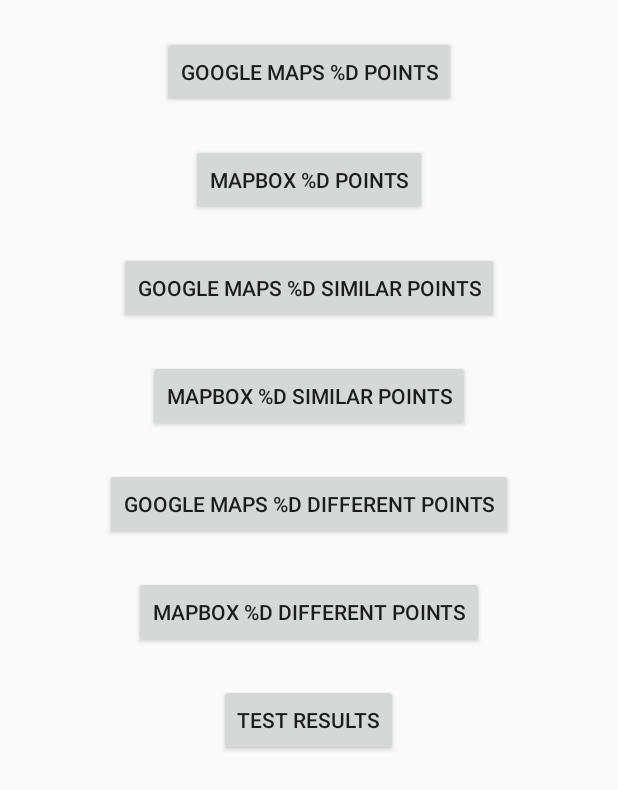
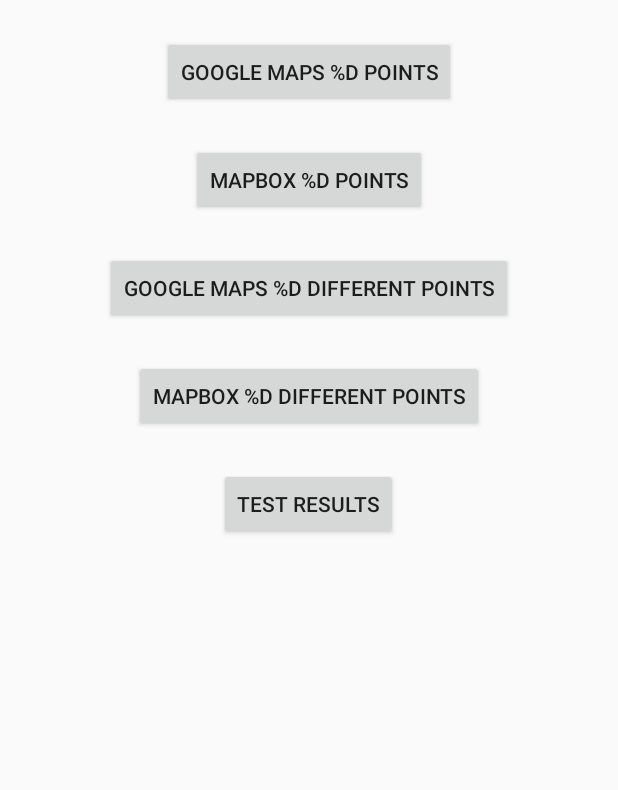
Before and after one commit to kyle-ilantzis/AndroidMaps, an Android app: the screen it shows after launch (MainActivity), on a phone screen of 412 x 824 dp. Shown: the top 790 px of the screen. Run offline under Robolectric (Android 15) with nearby library versions, the phone set to English and light mode, and no system bars; libraries missing offline, so code that uses them is left out: com.mapbox.mapboxsdk; 1 statement that could not run was skipped.

Commit message:
remove similar points action

```diff
--- a/app/src/main/java/com/github/kyleilantzis/androidmaps/MainActivity.kt
+++ b/app/src/main/java/com/github/kyleilantzis/androidmaps/MainActivity.kt
@@ -16,10 +16,6 @@
         setupButton(R.id.googlemaps_points_btn, R.string.googlemaps_points, MapActivity.TYPE_GOOGLEMAPS, MapActivity.ACTION_1000_POINTS)
 
         setupButton(R.id.mapbox_points_btn, R.string.mapbox_points, MapActivity.TYPE_MAPBOX, MapActivity.ACTION_1000_POINTS)
-
-        setupButton(R.id.googlemaps_similar_points_btn, R.string.googlemaps_similar_points, MapActivity.TYPE_GOOGLEMAPS, MapActivity.ACTION_1000_SIMILAR_POINTS)
-
-        setupButton(R.id.mapbox_similar_points_btn, R.string.mapbox_similar_points, MapActivity.TYPE_MAPBOX, MapActivity.ACTION_1000_SIMILAR_POINTS)
 
         setupButton(R.id.googlemaps_different_points_btn, R.string.googlemaps_different_points, MapActivity.TYPE_GOOGLEMAPS, MapActivity.ACTION_1000_DIFFERENT_POINTS)
 
--- a/app/src/main/res/layout/activity_main.xml
+++ b/app/src/main/res/layout/activity_main.xml
@@ -28,22 +28,6 @@
             android:text="@string/mapbox_points"/>
 
         <Button
-            android:id="@+id/googlemaps_similar_points_btn"
-            android:layout_width="wrap_content"
-            android:layout_height="wrap_content"
-            android:layout_marginTop="24dp"
-            android:layout_gravity="center_horizontal"
-            android:text="@string/googlemaps_similar_points"/>
-
-        <Button
-            android:id="@+id/mapbox_similar_points_btn"
-            android:layout_width="wrap_content"
-            android:layout_height="wrap_content"
-            android:layout_marginTop="24dp"
-            android:layout_gravity="center_horizontal"
-            android:text="@string/mapbox_similar_points"/>
-
-        <Button
             android:id="@+id/googlemaps_different_points_btn"
             android:layout_width="wrap_content"
             android:layout_height="wrap_content"
--- a/app/src/main/res/values/strings.xml
+++ b/app/src/main/res/values/strings.xml
@@ -2,10 +2,8 @@
     <string name="app_name">AndroidMaps</string>
 
     <string name="googlemaps_points">Google Maps %d points</string>
-    <string name="googlemaps_similar_points">Google Maps %d similar points</string>
     <string name="googlemaps_different_points">Google Maps %d different points</string>
 
     <string name="mapbox_points">Mapbox %d points</string>
-    <string name="mapbox_similar_points">Mapbox %d similar points</string>
     <string name="mapbox_different_points">Mapbox %d different points</string>
 </resources>
```
Also changed, not shown: app/src/main/java/com/github/kyleilantzis/androidmaps/MapActivity.kt (+0 -36 lines), 1 other file.
